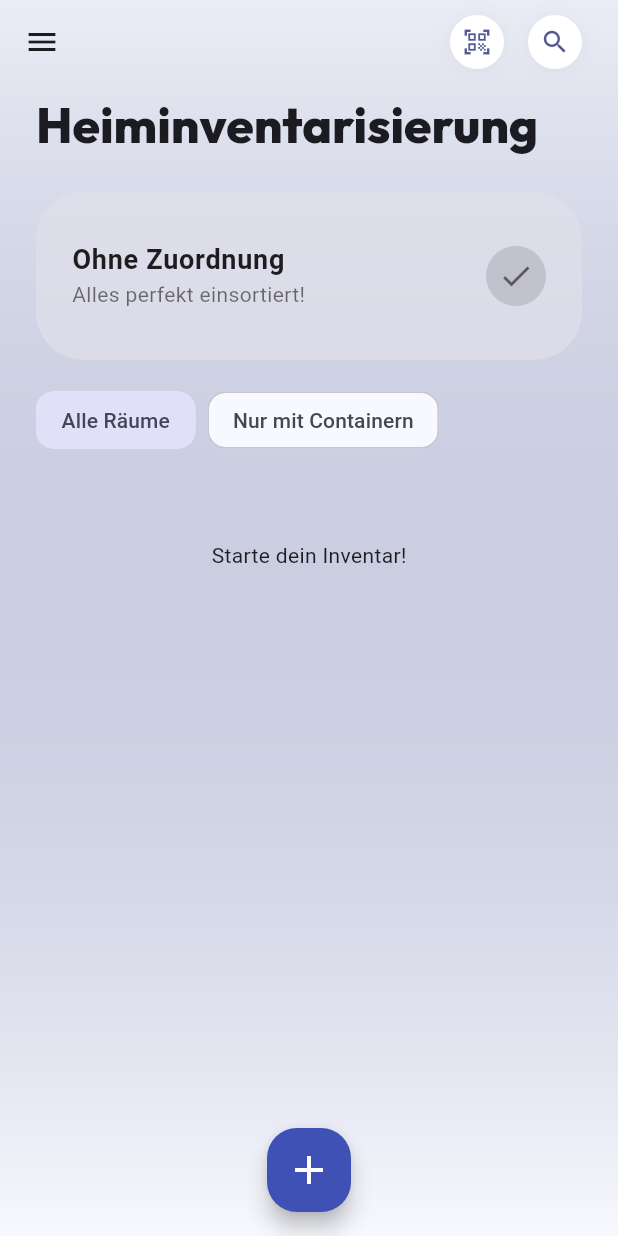
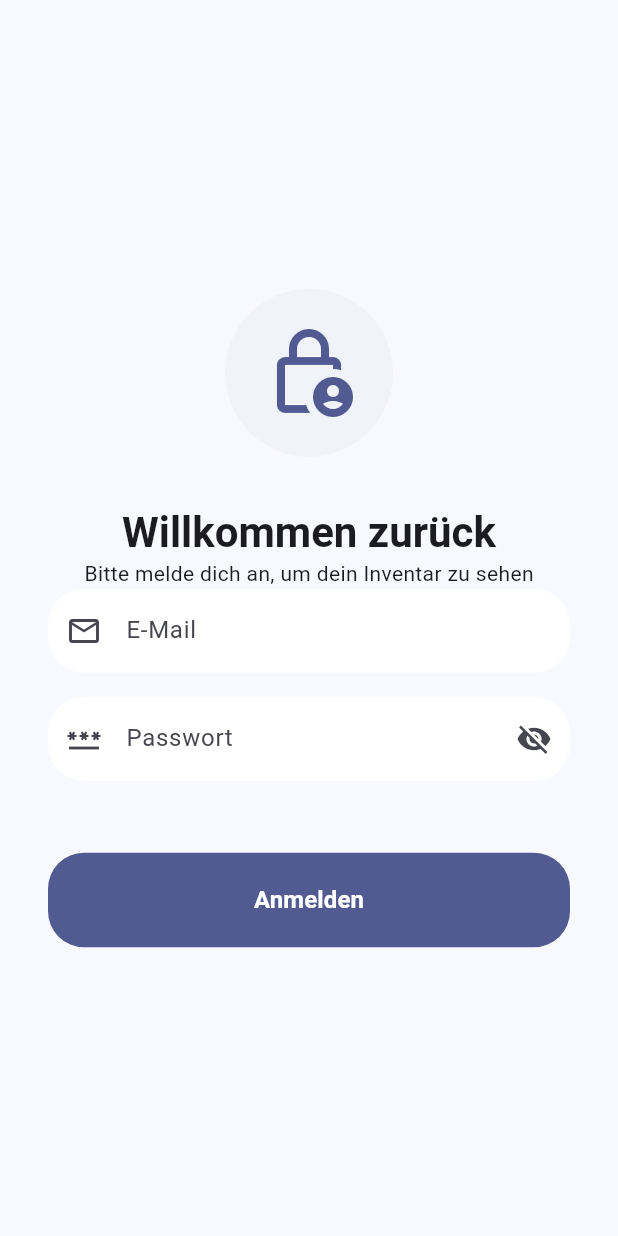
Before and after one commit to huemic73/home_inventory, a Flutter app: the screen it shows after launch, on a phone screen of 412 x 824 dp. Run offline on Flutter 3.47's test engine with Material 3 defaults, Android fonts, the phone set to English and light mode, and no system bars; our stand-ins replace cached_network_image, google_fonts, image_picker, pdf, pocketbase, pretty_qr_code and 1 more; missing offline and left inert: mobile_scanner.

Commit message:
weitere Funktionen hinzugefügt

```diff
--- /dev/null
+++ b/lib/login_screen.dart
@@ -0,0 +1,119 @@
+import 'package:flutter/material.dart';
+import 'package:pocketbase/pocketbase.dart';
+import 'room_list_screen.dart';
+
+class LoginScreen extends StatefulWidget {
+  final PocketBase pb;
+  const LoginScreen({super.key, required this.pb});
+
+  @override
+  State<LoginScreen> createState() => _LoginScreenState();
+}
+
+class _LoginScreenState extends State<LoginScreen> {
+  final _emailController = TextEditingController();
+  final _passwordController = TextEditingController();
+  bool _isLoading = false;
+  bool _obscurePassword = true;
+
+  Future<void> _login() async {
+    setState(() => _isLoading = true);
+    try {
+      // Authentifizierung bei PocketBase
+      await widget.pb.collection('users').authWithPassword(
+        _emailController.text.trim(),
+        _passwordController.text.trim(),
+      );
+
+      if (mounted) {
+        // Bei Erfolg zur Hauptseite wechseln
+        Navigator.of(context).pushReplacement(
+          MaterialPageRoute(builder: (context) => RoomListScreen(pb: widget.pb)),
+        );
+      }
+    } catch (e) {
+      if (mounted) {
+        ScaffoldMessenger.of(context).showSnackBar(
+          SnackBar(content: Text('Login fehlgeschlagen: $e'), backgroundColor: Colors.red),
+        );
+      }
+    } finally {
+      if (mounted) setState(() => _isLoading = false);
+    }
+  }
+
+  @override
+  Widget build(BuildContext context) {
+    return Scaffold(
+      backgroundColor: const Color(0xFFF8F9FE),
+      body: Center(
+        child: SingleChildScrollView(
+          padding: const EdgeInsets.all(32.0),
+          child: Column(
+            mainAxisAlignment: MainAxisAlignment.center,
+            children: [
+              Container(
+                padding: const EdgeInsets.all(24),
+                decoration: BoxDecoration(
+                  color: Theme.of(context).colorScheme.primary.withAlpha(10),
+                  shape: BoxShape.circle,
+                ),
+                child: Icon(Icons.lock_person_outlined, size: 64, color: Theme.of(context).colorScheme.primary),
+              ),
+              const SizedBox(height: 32),
+              Text('Willkommen zurück', style: Theme.of(context).textTheme.headlineMedium?.copyWith(fontWeight: FontWeight.bold)),
+              const Text('Bitte melde dich an, um dein Inventar zu sehen'),
+              AutofillGroup( // Gruppiert die Felder für Passwortmanager
+                child: Column(
+                  children: [
+                    TextField(
+                      controller: _emailController,
+                      autofillHints: const [AutofillHints.email], // Bitwarden-Tipp für E-Mail
+                      keyboardType: TextInputType.emailAddress,
+                      decoration: InputDecoration(
+                        labelText: 'E-Mail',
+                        prefixIcon: const Icon(Icons.email_outlined),
+                        filled: true,
+                        fillColor: Colors.white,
+                        border: OutlineInputBorder(borderRadius: BorderRadius.circular(24), borderSide: BorderSide.none),
+                      ),
+                    ),
+                    const SizedBox(height: 16),
+                    TextField(
+                      controller: _passwordController,
+                      autofillHints: const [AutofillHints.password], // Bitwarden-Tipp für Passwort
+                      obscureText: _obscurePassword,
+                      onSubmitted: (_) => _login(), // Login bei Enter
+                      decoration: InputDecoration(
+                        labelText: 'Passwort',
+                        prefixIcon: const Icon(Icons.password_outlined),
+                        suffixIcon: IconButton(
+                          icon: Icon(_obscurePassword ? Icons.visibility_off : Icons.visibility),
+                          onPressed: () => setState(() => _obscurePassword = !_obscurePassword),
+                        ),
+                        filled: true,
+                        fillColor: Colors.white,
+                        border: OutlineInputBorder(borderRadius: BorderRadius.circular(24), borderSide: BorderSide.none),
+                      ),
+                    ),
+                  ],
+                ),
+              ),
+              const SizedBox(height: 48),
+              SizedBox(
+                width: double.infinity,
+                child: FilledButton(
+                  onPressed: _isLoading ? null : _login,
+                  style: FilledButton.styleFrom(padding: const EdgeInsets.all(20), shape: RoundedRectangleBorder(borderRadius: BorderRadius.circular(24))),
+                  child: _isLoading
+                    ? const CircularProgressIndicator(color: Colors.white)
+                    : const Text('Anmelden', style: TextStyle(fontSize: 16, fontWeight: FontWeight.bold)),
+                ),
+              ),
+            ],
+          ),
+        ),
+      ),
+    );
+  }
+}
--- a/lib/main.dart
+++ b/lib/main.dart
@@ -3,6 +3,7 @@ import 'package:flutter/material.dart';
 import 'package:pocketbase/pocketbase.dart';
 import 'package:google_fonts/google_fonts.dart'; // Import hinzugefügt
 import 'room_list_screen.dart';
+import 'login_screen.dart'; // Import hinzugefügt
 
 void main() {
   runApp(const HomeInventoryApp());
@@ -24,6 +25,9 @@ class HomeInventoryApp extends StatelessWidget {
     }
 
     final pb = PocketBase(baseUrl);
+
+    // Prüfen, ob der Benutzer bereits eingeloggt ist
+    final bool isLoggedIn = pb.authStore.isValid;
 
     return MaterialApp(
       title: 'Heiminventarisierung',
@@ -55,7 +59,8 @@ class HomeInventoryApp extends StatelessWidget {
           shape: RoundedRectangleBorder(borderRadius: BorderRadius.circular(20)),
         ),
       ),
-      home: RoomListScreen(pb: pb),
+      // Zeige Login-Screen, wenn nicht eingeloggt
+      home: isLoggedIn ? RoomListScreen(pb: pb) : LoginScreen(pb: pb),
     );
   }
 }
```
Also changed, not shown: lib/bulk_qr_print_screen.dart (+8 -1 lines), lib/container_list_screen.dart (+121 -150 lines), lib/room_list_screen.dart (+10 -1 lines), lib/user_profile_screen.dart (added, +184 -0 lines).
